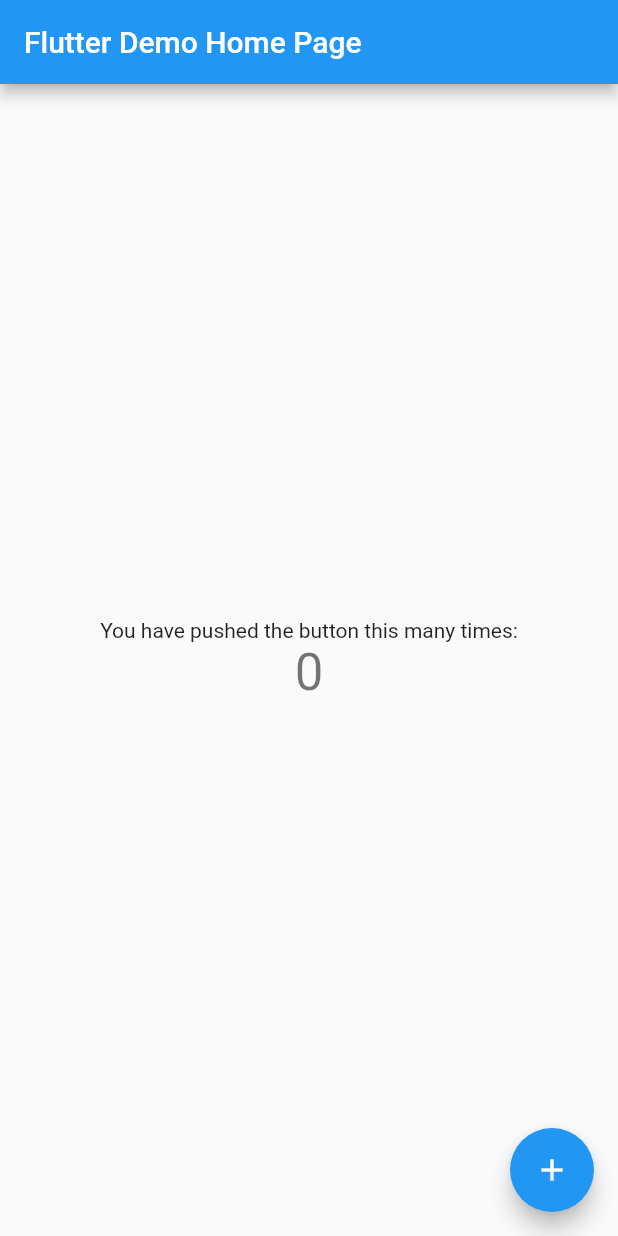
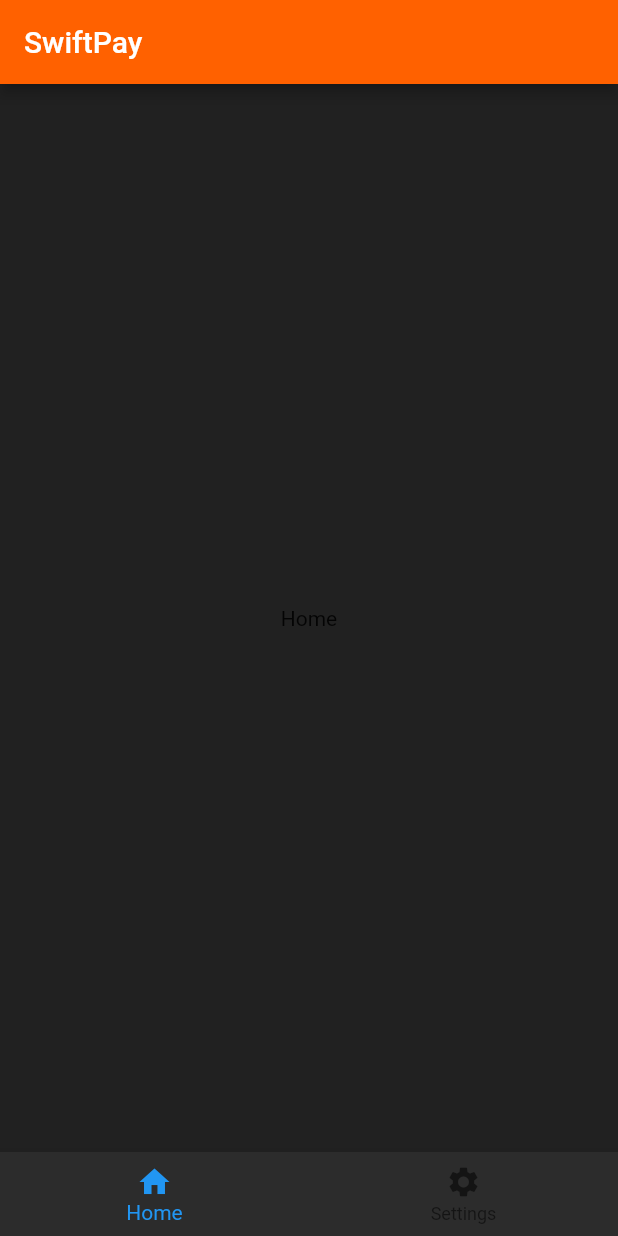
Before and after one commit to BK1031/SwiftPay-flutter, a Flutter app: the screen it shows after launch, on a phone screen of 412 x 824 dp. Run offline on Flutter 3.47's test engine with Material 2 defaults, Android fonts, the phone set to English and light mode, and no system bars; our stand-ins replace fluro; statements that could not run were skipped.

Commit message:
Created Initial Tab Bar Template

```diff
--- a/lib/main.dart
+++ b/lib/main.dart
@@ -1,111 +1,21 @@
 import 'package:flutter/material.dart';
+import 'package:fluro/fluro.dart';
+import 'package:swift_pay/theme.dart';
+import 'tab_bar_controller.dart';
+import 'user_info.dart';
 
-void main() => runApp(MyApp());
+void main() {
 
-class MyApp extends StatelessWidget {
-  // This widget is the root of your application.
-  @override
-  Widget build(BuildContext context) {
-    return MaterialApp(
-      title: 'Flutter Demo',
-      theme: ThemeData(
-        // This is the theme of your application.
-        //
-        // Try running your application with "flutter run". You'll see the
-        // application has a blue toolbar. Then, without quitting the app, try
-        // changing the primarySwatch below to Colors.green and then invoke
-        // "hot reload" (press "r" in the console where you ran "flutter run",
-        // or simply save your changes to "hot reload" in a Flutter IDE).
-        // Notice that the counter didn't reset back to zero; the application
-        // is not restarted.
-        primarySwatch: Colors.blue,
-      ),
-      home: MyHomePage(title: 'Flutter Demo Home Page'),
-    );
-  }
+  // Define Fluro Routes
+  router.define('/logged', handler: new Handler(handlerFunc: (BuildContext context, Map<String, dynamic> params) {
+    return new TabBarController();
+  }));
+
+
+  runApp(new MaterialApp(
+    title: "SwiftPay",
+    home: new TabBarController(),
+    onGenerateRoute: router.generator,
+    theme: mainTheme,
+  ));
 }
-
-class MyHomePage extends StatefulWidget {
-  MyHomePage({Key key, this.title}) : super(key: key);
-
-  // This widget is the home page of your application. It is stateful, meaning
-  // that it has a State object (defined below) that contains fields that affect
-  // how it looks.
-
-  // This class is the configuration for the state. It holds the values (in this
-  // case the title) provided by the parent (in this case the App widget) and
-  // used by the build method of the State. Fields in a Widget subclass are
-  // always marked "final".
-
-  final String title;
-
-  @override
-  _MyHomePageState createState() => _MyHomePageState();
-}
-
-class _MyHomePageState extends State<MyHomePage> {
-  int _counter = 0;
-
-  void _incrementCounter() {
-    setState(() {
-      // This call to setState tells the Flutter framework that something has
-      // changed in this State, which causes it to rerun the build method below
-      // so that the display can reflect the updated values. If we changed
-      // _counter without calling setState(), then the build method would not be
-      // called again, and so nothing would appear to happen.
-      _counter++;
-    });
-  }
-
-  @override
-  Widget build(BuildContext context) {
-    // This method is rerun every time setState is called, for instance as done
-    // by the _incrementCounter method above.
-    //
-    // The Flutter framework has been optimized to make rerunning build methods
-    // fast, so that you can just rebuild anything that needs updating rather
-    // than having to individually change instances of widgets.
-    return Scaffold(
-      appBar: AppBar(
-        // Here we take the value from the MyHomePage object that was created by
-        // the App.build method, and use it to set our appbar title.
-        title: Text(widget.title),
-      ),
-      body: Center(
-        // Center is a layout widget. It takes a single child and positions it
-        // in the middle of the parent.
-        child: Column(
-          // Column is also layout widget. It takes a list of children and
-          // arranges them vertically. By default, it sizes itself to fit its
-          // children horizontally, and tries to be as tall as its parent.
-          //
-          // Invoke "debug painting" (press "p" in the console, choose the
-          // "Toggle Debug Paint" action from the Flutter Inspector in Android
-          // Studio, or the "Toggle Debug Paint" command in Visual Studio Code)
-          // to see the wireframe for each widget.
-          //
-          // Column has various properties to control how it sizes itself and
-          // how it positions its children. Here we use mainAxisAlignment to
-          // center the children vertically; the main axis here is the vertical
-          // axis because Columns are vertical (the cross axis would be
-          // horizontal).
-          mainAxisAlignment: MainAxisAlignment.center,
-          children: <Widget>[
-            Text(
-              'You have pushed the button this many times:',
-            ),
-            Text(
-              '$_counter',
-              style: Theme.of(context).textTheme.display1,
-            ),
-          ],
-        ),
-      ),
-      floatingActionButton: FloatingActionButton(
-        onPressed: _incrementCounter,
-        tooltip: 'Increment',
-        child: Icon(Icons.add),
-      ), // This trailing comma makes auto-formatting nicer for build methods.
-    );
-  }
-}
--- /dev/null
+++ b/lib/screens/home/home_page.dart
@@ -0,0 +1,17 @@
+import 'package:flutter/material.dart';
+
+class HomePage extends StatefulWidget {
+  @override
+  _HomePageState createState() => _HomePageState();
+}
+
+class _HomePageState extends State<HomePage> {
+  @override
+  Widget build(BuildContext context) {
+    return Container(
+      child: new Center(
+        child: new Text("Home"),
+      ),
+    );
+  }
+}
--- /dev/null
+++ b/lib/tab_bar_controller.dart
@@ -0,0 +1,62 @@
+import 'package:flutter/material.dart';
+import 'package:swift_pay/screens/home/home_page.dart';
+import 'package:swift_pay/screens/settings/settings_page.dart';
+import 'theme.dart';
+import 'user_info.dart';
+
+class TabBarController extends StatefulWidget {
+  @override
+  _TabBarControllerState createState() => _TabBarControllerState();
+}
+
+class _TabBarControllerState extends State<TabBarController> {
+
+  int _currentIndex = 0;
+  String _title = "SwiftPay";
+  Widget _currentBody = new HomePage();
+
+  void onTabTapped(int index) {
+    setState(() {
+      _currentIndex = index;
+      if (_currentIndex == 1) {
+        _title = "Settings";
+        _currentBody = SettingsPage();
+      }
+      else {
+        _title = "SwiftPay";
+        _currentBody = HomePage();
+      }
+    });
+  }
+
+  @override
+  void initState() {
+    super.initState();
+  }
+
+  @override
+  Widget build(BuildContext context) {
+    return Scaffold(
+      appBar: new AppBar(
+        title: new Text(_title),
+      ),
+      body: _currentBody,
+      backgroundColor: currBackgroundColor,
+      bottomNavigationBar: new Theme(
+        data: ThemeData(
+          canvasColor: currCardColor,
+          primaryColor: currAccentColor
+        ),
+        child: new BottomNavigationBar(
+          onTap: onTabTapped,
+          currentIndex: _currentIndex,
+          items: [
+            new BottomNavigationBarItem(icon: Icon(Icons.home), title: new Text("Home")),
+            new BottomNavigationBarItem(icon: Icon(Icons.settings), title: new Text("Settings")),
+          ],
+        ),
+      ),
+    );
+  }
+
+}
--- /dev/null
+++ b/lib/user_info.dart
@@ -0,0 +1,4 @@
+import 'package:flutter/material.dart';
+import 'package:fluro/fluro.dart';
+
+final router = Router();
--- a/pubspec.yaml
+++ b/pubspec.yaml
@@ -19,6 +19,7 @@ environment:
 dependencies:
   flutter:
     sdk: flutter
+  fluro: ^1.4.0
 
   # The following adds the Cupertino Icons font to your application.
   # Use with the CupertinoIcons class for iOS style icons.
```
Also changed, not shown: lib/screens/settings/settings_page.dart (added, +15 -0 lines), lib/theme.dart (added, +29 -0 lines), pubspec.lock, 2 other files.
